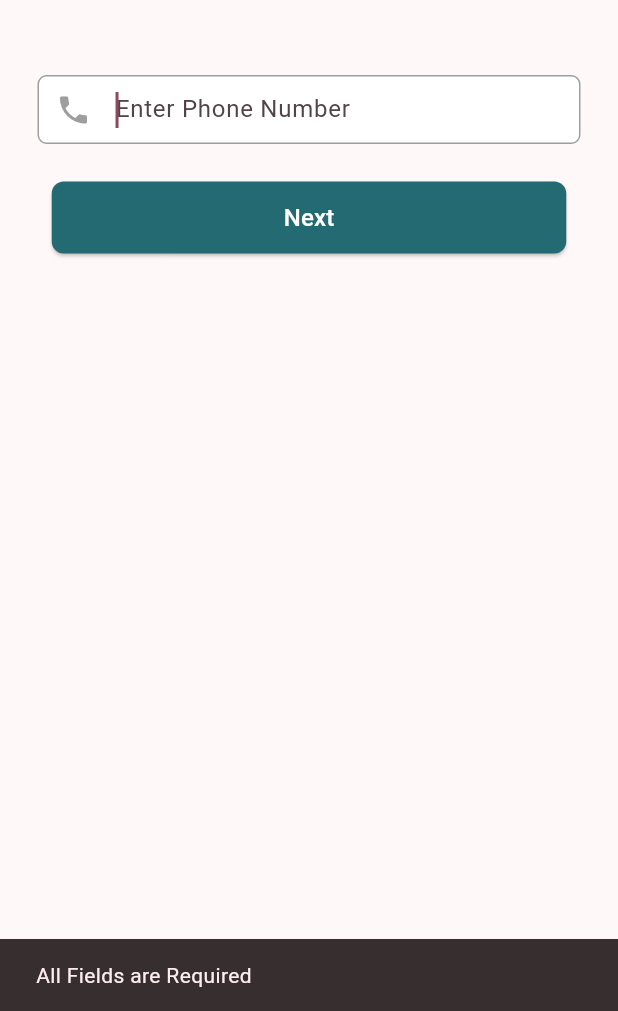
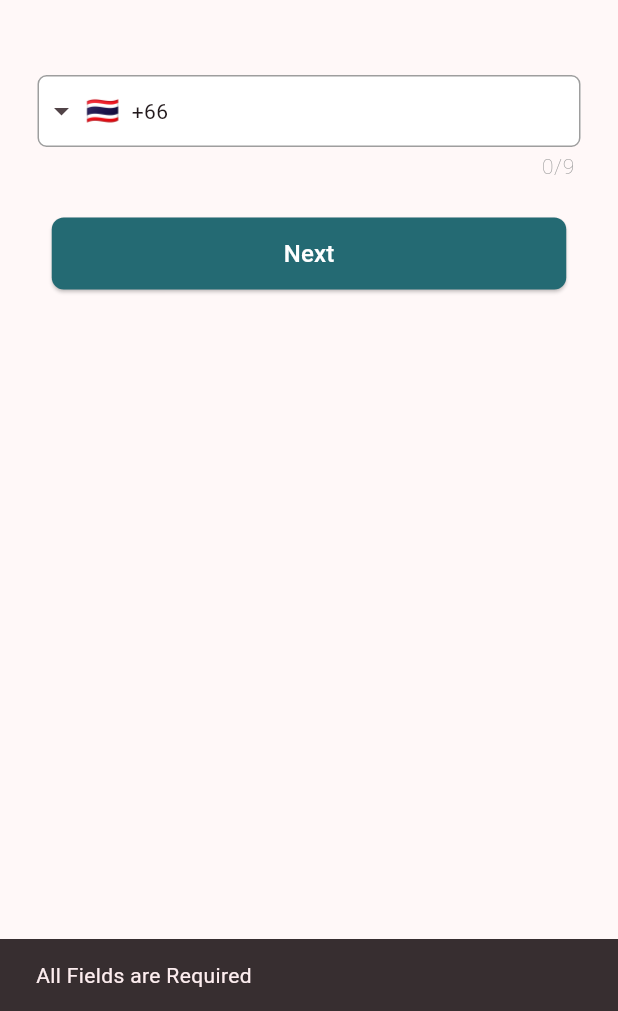
Before and after one commit to fwdAndroid/join-again, a Flutter app: the UserPhoneNumber screen opened directly, after a tap on "Next", on a phone screen of 412 x 824 dp, the part 225-1236 px from its top. Run offline on Flutter 3.47's test engine with Material 2 defaults, Android fonts, the phone set to English and light mode, and no system bars; drawn by our look-alikes of intl_phone_field; our stand-ins replace animated_splash_screen, cloud_firestore, country_code_picker, file_picker, firebase_auth, firebase_core and 15 more; missing offline and left inert: encrypt, flutter_google_places_hoc081098, google_api_headers, google_maps_webservice, paginate_firestore, phone_form_field; accounts and stored records are empty.

```diff
--- a/lib/emailprofile.dart/user_phonenumber.dart
+++ b/lib/emailprofile.dart/user_phonenumber.dart
@@ -2,6 +2,7 @@ import 'package:cloud_firestore/cloud_firestore.dart';
 import 'package:firebase_auth/firebase_auth.dart';
 import 'package:flutter/material.dart';
 import 'package:join/emailprofile.dart/select_gender.dart';
+import 'package:intl_phone_field/intl_phone_field.dart';
 
 class UserPhoneNumber extends StatefulWidget {
   const UserPhoneNumber({super.key});
@@ -29,12 +30,14 @@ class _UserPhoneNumberState extends State<UserPhoneNumber> {
           ),
           Container(
               margin: EdgeInsets.only(left: 25, right: 25, top: 20),
-            height: 46,
-            child: TextFormField(
+              height: 70,
+              child: IntlPhoneField(
+                controller: nameController,
                 keyboardType: TextInputType.number,
                 decoration: InputDecoration(
-                prefixIcon: Icon(
-                  Icons.phone,
+                  helperStyle: TextStyle(
+                    fontSize: 14,
+                    fontWeight: FontWeight.w200,
                     color: Colors.grey,
                   ),
                   filled: true,
@@ -52,18 +55,12 @@ class _UserPhoneNumberState extends State<UserPhoneNumber> {
                   border: OutlineInputBorder(
                       borderRadius: BorderRadius.circular(6),
                       borderSide: BorderSide(color: Colors.grey)),
-                hintText: "Enter Phone Number",
-                helperStyle: TextStyle(
-                  fontSize: 14,
-                  fontWeight: FontWeight.w200,
-                  color: Colors.grey,
                 ),
-              ),
-              focusNode: FocusNode(),
-              autofocus: true,
-              controller: nameController,
-            ),
-          ),
+                initialCountryCode: 'TH',
+                onChanged: (phone) {
+                  print(phone.completeNumber);
+                },
+              )),
           Container(
             margin: EdgeInsets.only(left: 25, right: 25, top: 25),
             child: _isLoading
@@ -91,17 +88,23 @@ class _UserPhoneNumberState extends State<UserPhoneNumber> {
       ScaffoldMessenger.of(context)
           .showSnackBar(SnackBar(content: Text("All Fields are Required")));
     } else {
+      setState(() {
+        _isLoading = true;
+      });
       await FirebaseFirestore.instance
           .collection("users")
           .doc(FirebaseAuth.instance.currentUser!.uid)
           .update({
         "phone": nameController.text,
-      }).then((value) => {
-                ScaffoldMessenger.of(context).showSnackBar(
-                    SnackBar(content: Text("Phone Number Added"))),
-                Navigator.pushReplacement(context,
-                    MaterialPageRoute(builder: (builder) => SelectGender()))
       });
+      setState(() {
+        _isLoading = false;
+      });
+
+      ScaffoldMessenger.of(context)
+          .showSnackBar(SnackBar(content: Text("Phone Number Added")));
+      Navigator.pushReplacement(
+          context, MaterialPageRoute(builder: (builder) => SelectGender()));
     }
   }
 }
--- a/pubspec.yaml
+++ b/pubspec.yaml
@@ -71,6 +71,7 @@ dependencies:
   encrypt: ^5.0.1
   file_picker: ^5.2.2
   photo_view: ^0.14.0
+  intl_phone_field: ^3.2.0
 
 
 dev_dependencies:
```
Also changed, not shown: lib/emailprofile.dart/select_gender.dart (+11 -6 lines), lib/emailprofile.dart/user_dob.dart (+12 -7 lines), lib/emailprofile.dart/userphotoemail.dart (+12 -9 lines), pubspec.lock. Lines whose indentation alone changed are shown as unchanged.
